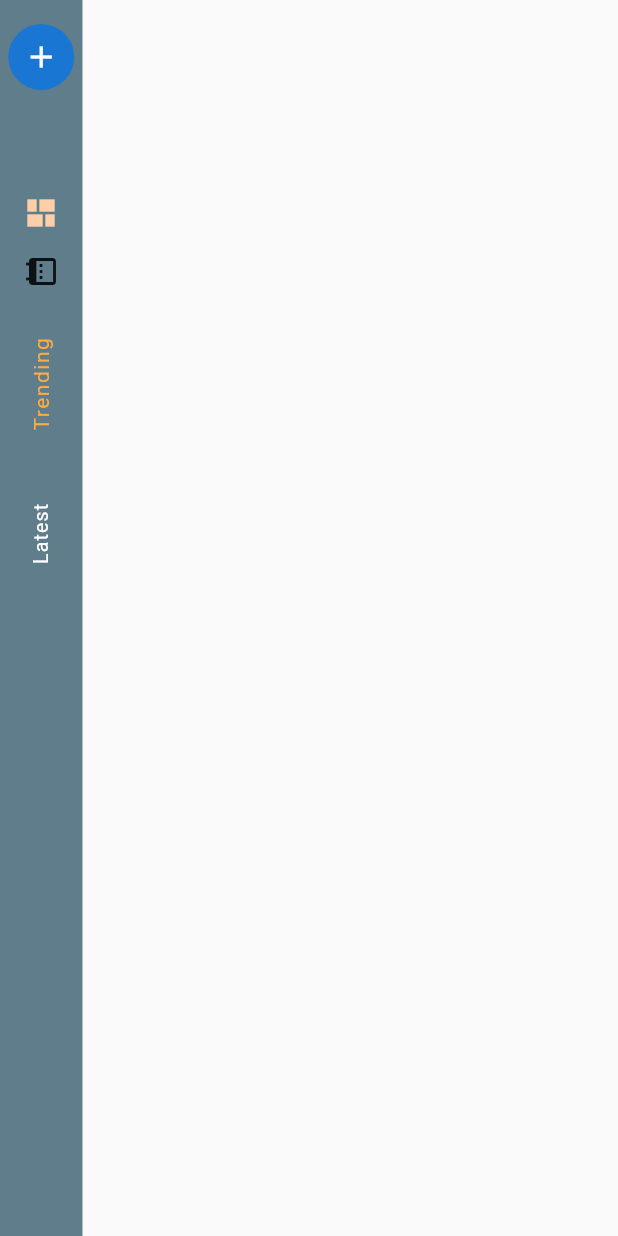
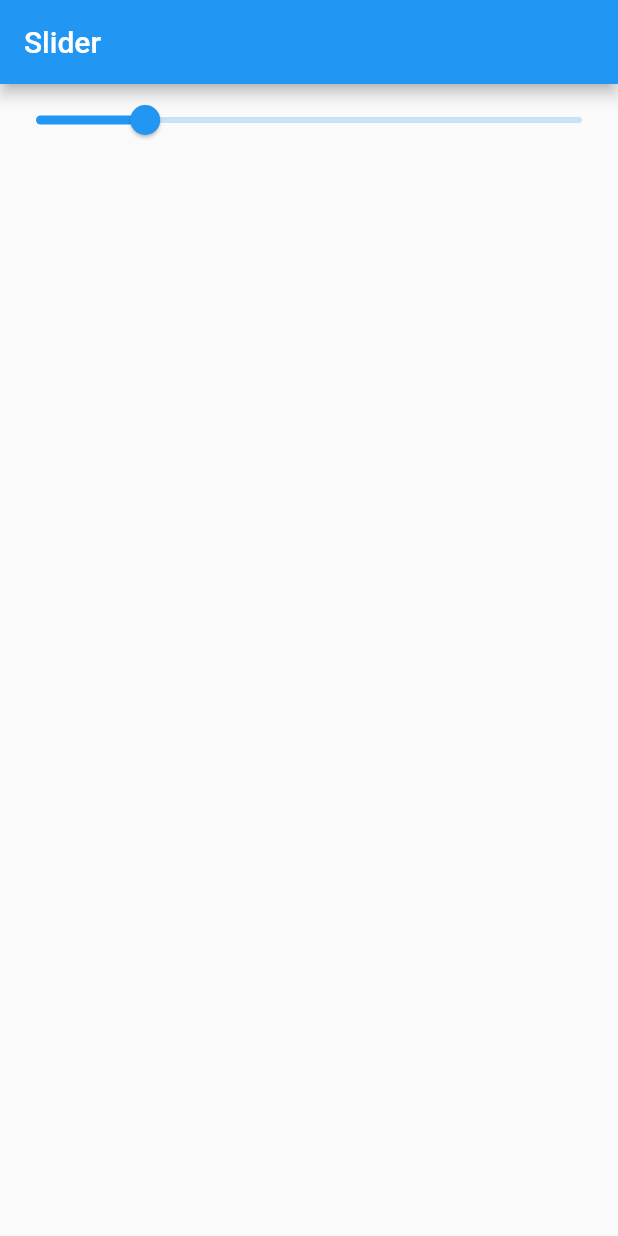
Before and after one commit to bilal1080/Cards, a Flutter app: the screen it shows after launch, on a phone screen of 412 x 824 dp. Run offline on Flutter 3.47's test engine with Material 2 defaults, Android fonts, the phone set to English and light mode, and no system bars.

Commit message:
10th commit

```diff
--- /dev/null
+++ b/lib/Slider.dart
@@ -0,0 +1,36 @@
+import 'package:flutter/material.dart';
+
+class slidDer extends StatefulWidget {
+  @override
+  _slidDerState createState() => _slidDerState();
+}
+
+class _slidDerState extends State<slidDer> {
+  double _slidervalue = 20;
+  @override
+  Widget build(BuildContext context) {
+    return MaterialApp(
+      debugShowCheckedModeBanner: false,
+      home: Scaffold(
+        appBar: AppBar(
+          title: Text("Slider"),
+        ),
+        body: Center(
+          child: Column(
+            children: [
+              Slider(
+                  value: _slidervalue,
+                  min: 0,
+                  max: 100,
+                  onChanged: (value) {
+                    setState(() {
+                      _slidervalue = value;
+                    });
+                  })
+            ],
+          ),
+        ),
+      ),
+    );
+  }
+}
--- a/lib/main.dart
+++ b/lib/main.dart
@@ -1,7 +1,9 @@
 import 'package:flutter/material.dart';
 import 'package:flutter_cards/Menu.dart';
 import 'package:flutter_cards/Navigation_rail.dart';
+import 'package:flutter_cards/Slider.dart';
 import 'package:flutter_cards/homescreen.dart';
+import 'package:flutter_cards/progress_indicator.dart';
 //import 'package:flutter_cards/Dialog.dart';
 
 //import 'package:flutter_cards/chips.dart';
@@ -21,7 +23,7 @@ class MyApp extends StatelessWidget {
   Widget build(BuildContext context) {
     return MaterialApp(
       debugShowCheckedModeBanner: false,
-      home: NavRail(),
+      home: slidDer(),
     );
   }
 }
--- /dev/null
+++ b/lib/progress_indicator.dart
@@ -0,0 +1,27 @@
+import 'package:flutter/material.dart';
+
+class ProgIndicator extends StatefulWidget {
+
+
+  @override
+  _ProgIndicatorState createState() => _ProgIndicatorState();
+}
+
+class _ProgIndicatorState extends State<ProgIndicator> {
+  @override
+  Widget build(BuildContext context) {
+    return MaterialApp(
+      debugShowCheckedModeBanner: false,
+      home: Scaffold(
+        appBar: AppBar(
+          title: Text("Progress indicator"),
+        ),
+        body: Center(
+          child:CircularProgressIndicator(),
+          //LinearProgressIndicator(),
+        ),
+        ),
+    );
+
+  }
+}
```
